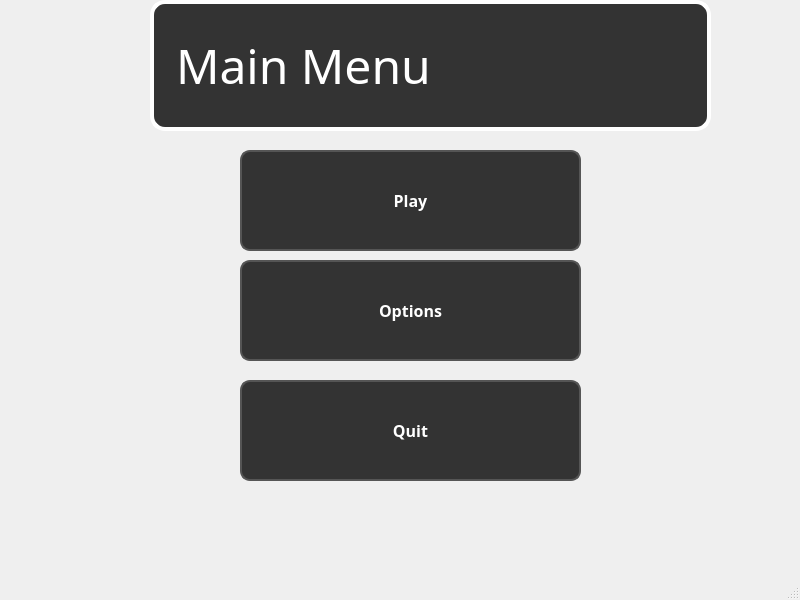
Old version of the form mainwindow.ui in the repository AhmedZ70/BitWise-EducationalApp.
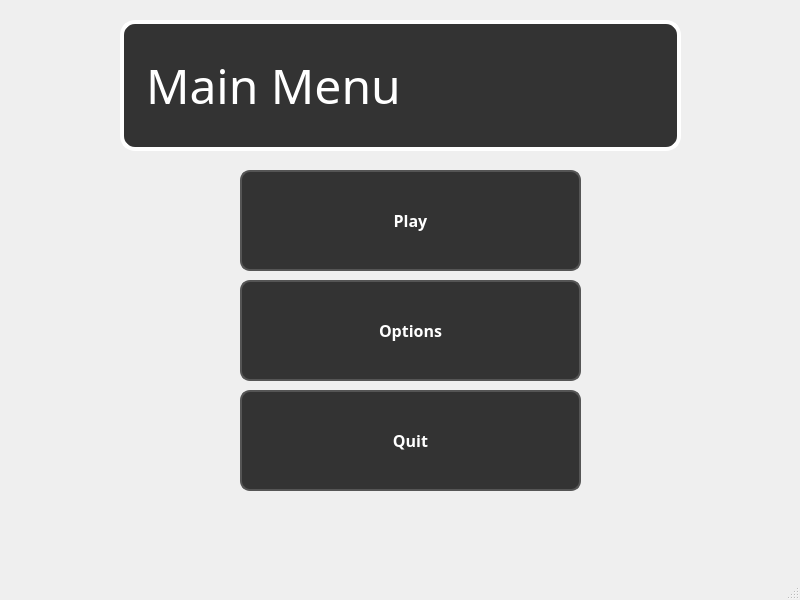
New version of the form. Icons and pictures are not drawn.

Commit message: Updated the Level 1 UI, same format will be used for all levels with one gate

Patch:
```diff
--- a/mainwindow.ui
+++ b/mainwindow.ui
@@ -20,7 +20,7 @@
       <x>0</x>
       <y>-10</y>
       <width>821</width>
-      <height>611</height>
+      <height>561</height>
      </rect>
     </property>
     <property name="styleSheet">
@@ -33,8 +33,8 @@
      <widget class="QLabel" name="label">
       <property name="geometry">
        <rect>
-        <x>150</x>
-        <y>10</y>
+        <x>120</x>
+        <y>30</y>
         <width>561</width>
         <height>131</height>
        </rect>
@@ -77,7 +77,7 @@
       <property name="geometry">
        <rect>
         <x>240</x>
-        <y>160</y>
+        <y>180</y>
         <width>341</width>
         <height>101</height>
        </rect>
@@ -119,7 +119,7 @@
       <property name="geometry">
        <rect>
         <x>240</x>
-        <y>270</y>
+        <y>290</y>
         <width>341</width>
         <height>101</height>
        </rect>
@@ -161,7 +161,7 @@
       <property name="geometry">
        <rect>
         <x>240</x>
-        <y>390</y>
+        <y>400</y>
         <width>341</width>
         <height>101</height>
        </rect>
```
Left out of the diff: 2 changed lines with no effect on the pictures. The commit also changes 1 other file.
